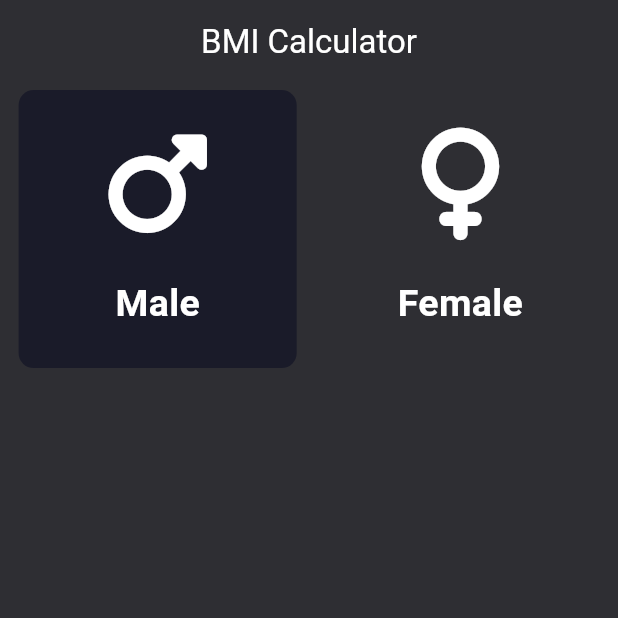
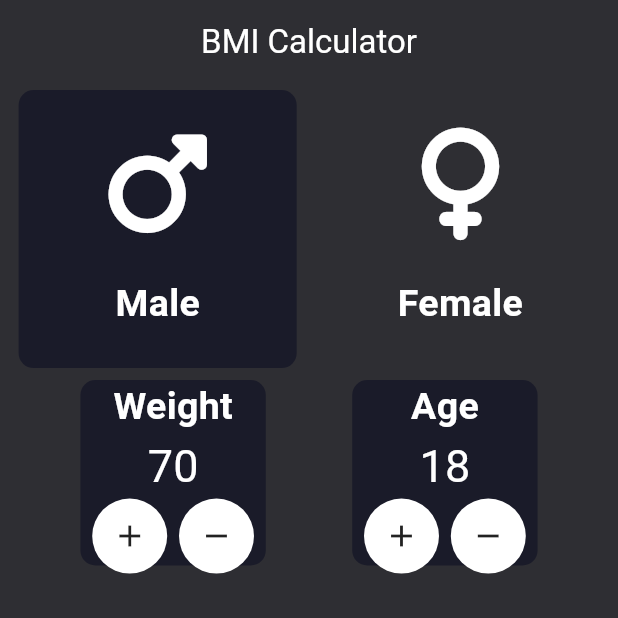
Before and after one commit to rishu2604/BMI-Calculator, a Flutter app: the screen it shows after launch, on a phone screen of 412 x 824 dp, the top half of it. Run offline on Flutter 3.47's test engine with Material 3 defaults, Android fonts, the phone set to English and light mode, and no system bars; our stand-ins replace font_awesome_flutter.

Commit message:
"Added the functionality of taking weight and age as input from the user"

```diff
--- /dev/null
+++ b/lib/age_weight_widget.dart
@@ -0,0 +1,74 @@
+// ignore_for_file: prefer_typing_uninitialized_variables
+
+import 'package:bmi/constants.dart';
+import 'package:flutter/material.dart';
+
+class AgeWeightWidget extends StatelessWidget {
+  const AgeWeightWidget({
+    super.key,
+    required this.title,
+    required this.val,
+    required this.onremoveTap,
+    required this.onAddTap,
+  });
+
+  final String title;
+  final int val;
+  final Function() onremoveTap;
+  final Function() onAddTap;
+
+  @override
+  Widget build(BuildContext context) {
+    final width = MediaQuery.of(context).size.width;
+    final height = MediaQuery.of(context).size.height;
+    return Padding(
+      padding: EdgeInsets.all(4.0),
+      child: Container(
+          width: width * 0.3,
+          height: width * 0.3,
+          child: Column(children: [
+            Text(
+              "$title",
+              style: titleTextStyle,
+            ),
+            Text(
+              "$val",
+              style: TextStyle(color: Colors.white, fontSize: 30),
+            ),
+            Row(
+              mainAxisAlignment: MainAxisAlignment.spaceEvenly,
+              children: [
+                GestureDetector(
+                  onTap: onAddTap,
+                  child: Container(
+                    width: 50,
+                    height: 50,
+                    decoration: BoxDecoration(
+                      color: Colors.white,
+                      shape: BoxShape.circle,
+                    ),
+                    child: Icon(Icons.add),
+                  ),
+                ),
+                GestureDetector(
+                  onTap: onremoveTap,
+                  child: Container(
+                    width: 50,
+                    height: 50,
+                    decoration: BoxDecoration(
+                      color: Colors.white,
+                      shape: BoxShape.circle,
+                    ),
+                    child: Icon(Icons.remove),
+                  ),
+                ),
+              ],
+            ),
+          ]),
+          decoration: BoxDecoration(
+            color: cardColor,
+            borderRadius: BorderRadius.circular(10),
+          )),
+    );
+  }
+}
--- a/lib/bmi_calculator_screen.dart
+++ b/lib/bmi_calculator_screen.dart
@@ -1,3 +1,4 @@
+import 'package:bmi/age_weight_widget.dart';
 import 'package:bmi/constants.dart';
 import 'package:bmi/gender_selection_widget.dart';
 import 'package:flutter/material.dart';
@@ -11,7 +12,8 @@ class BmiCalculator extends StatefulWidget {
 
 class _BmiCalculatorState extends State<BmiCalculator> {
   bool isMale = true;
-
+  int weight = 70;
+  int age = 18;
   @override
   Widget build(BuildContext context) {
     final width = MediaQuery.of(context).size.width;
@@ -26,7 +28,8 @@ class _BmiCalculatorState extends State<BmiCalculator> {
         ),
         backgroundColor: backgroundColor,
       ),
-      body: Column(children: [
+      body: Column(
+        children: [
           Row(
             mainAxisAlignment: MainAxisAlignment.spaceEvenly,
             children: [
@@ -53,8 +56,67 @@ class _BmiCalculatorState extends State<BmiCalculator> {
                 ),
               ),
             ],
-        )
-      ]),
+          ),
+          Row(
+            mainAxisAlignment: MainAxisAlignment.spaceEvenly,
+            children: [
+              AgeWeightWidget(
+                title: 'Weight',
+                val: weight,
+                onremoveTap: () => addWeight(false),
+                onAddTap: () => addWeight(true),
+              ),
+              AgeWeightWidget(
+                title: 'Age',
+                val: age,
+                onremoveTap: () => addAge(false),
+                onAddTap: () => addAge(true),
+              ),
+            ],
+          ),
+        ],
+      ),
     );
   }
+
+  void addAge(bool isAdd) {
+    isAdd ? age++ : age--;
+    setState(() {});
   }
+
+  void addWeight(bool isAdd) {
+    isAdd ? weight++ : weight--;
+    setState(() {});
+  }
+}
+
+
+// Slider(
+//   min: 100,
+//   max: 200,
+//   value: height,
+//   onChanged: (value){
+//     height = value;
+//     setState(() {});
+//   }
+// )
+
+
+// const Spacer(),
+// GestureDetector(
+//   onTap: (){
+//     final bmi = weight / ((height/100)*(height/100));
+//     print(bmi);
+//     Navigator.of(context).push(
+//       MaterialPageRoute(builder: ())
+//     )
+//   }
+// )
+// Container(
+//   height: 80,
+//   width: width,
+//   color: Colors.pink,
+//   child: Const Center(
+//     child: Text("Calculate BMI")
+//   )
+// )
--- /dev/null
+++ b/lib/bmi_results.dart
@@ -0,0 +1,12 @@
+import 'package:flutter/material.dart';
+
+class BmiResults extends StatelessWidget {
+  const BmiResults({super.key});
+
+  @override
+  Widget build(BuildContext context) {
+    return Scaffold(
+
+    );
+  }
+}
```
Lines whose indentation alone changed are shown as unchanged.
